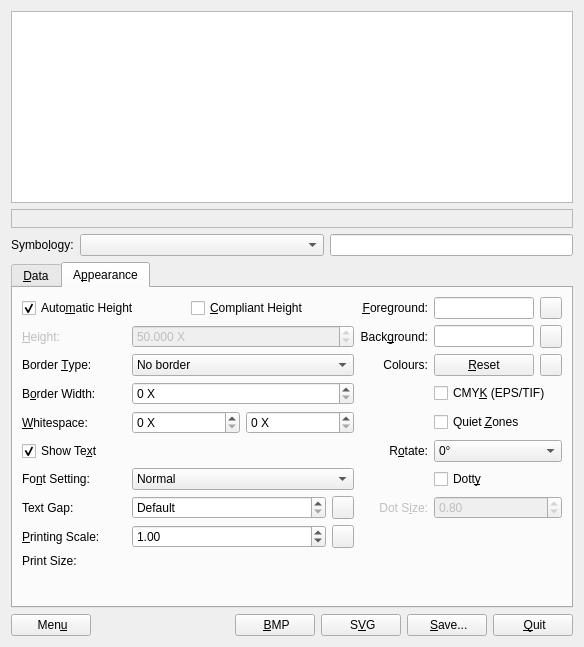
Old version of the form frontend_qt/mainWindow.ui in the repository zint/zint.
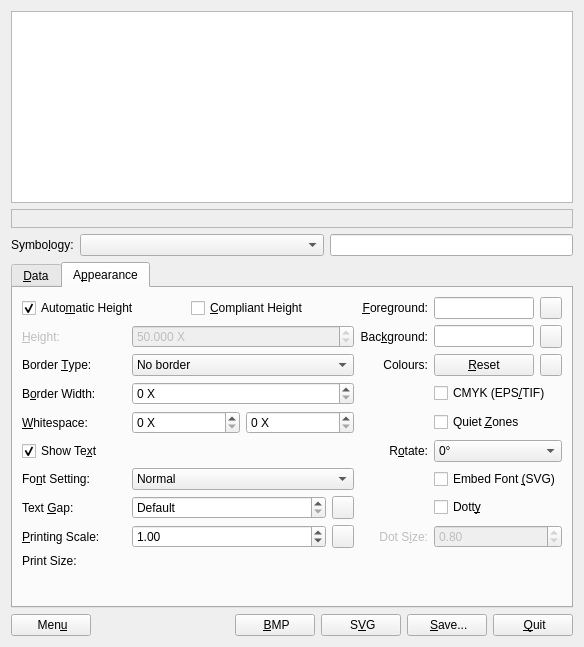
New version of the form. The open tabs and pages were chosen to show the change. Icons and pictures are not drawn.

Commit message: Actually change SVG font to "Arimo, Arial, sans-serif" ([607e4ed]) Allow `--embedfont` for non-EAN/UPC SVG also (& update GUI) SVG: add "fonts/normal_woff2.h"; use array syntax for it &   "fonts/upcean_woff2.h" to avoid large strings GUI: embed Arimo (via "fonts/normal_ttf.h"), same as OCRB Change textgap max 5X -> 10X README: make list of barcodes 2-col table for readability win32/README: note Visual Studio 2022 re CMake

```diff
--- a/frontend_qt/mainWindow.ui
+++ b/frontend_qt/mainWindow.ui
@@ -1887,7 +1887,7 @@
 (ignored if disabled)</string>
                </property>
                <property name="text">
-                <string>Text Gap:</string>
+                <string>Text &amp;Gap:</string>
                </property>
                <property name="alignment">
                 <set>Qt::AlignLeading|Qt::AlignLeft|Qt::AlignVCenter</set>
@@ -2089,7 +2089,7 @@
                 <string>Change colour of paper</string>
                </property>
                <property name="text">
-                <string>Back&amp;ground:</string>
+                <string>Bac&amp;kground:</string>
                </property>
                <property name="alignment">
                 <set>Qt::AlignRight|Qt::AlignTrailing|Qt::AlignVCenter</set>
@@ -2193,7 +2193,7 @@
                 <string>Use CMYK colour space in EPS/TIF output</string>
                </property>
                <property name="text">
-                <string>CMY&amp;K (EPS/TIF)</string>
+                <string>CMYK (EPS&amp;/TIF)</string>
                </property>
                <property name="checked">
                 <bool>false</bool>
@@ -2258,6 +2258,20 @@
               </widget>
              </item>
              <item row="6" column="4" colspan="2">
+              <widget class="QCheckBox" name="chkEmbedVectorFont">
+               <property name="toolTip">
+                <string>Embed font in SVG output
+(ignored if disabled)</string>
+               </property>
+               <property name="text">
+                <string>Embed Font &amp;(SVG)</string>
+               </property>
+               <property name="checked">
+                <bool>false</bool>
+               </property>
+              </widget>
+             </item>
+             <item row="7" column="4" colspan="2">
               <widget class="QCheckBox" name="chkDotty">
                <property name="toolTip">
                 <string>Use dots instead of squares for matrix symbols
@@ -2271,7 +2285,7 @@
                </property>
               </widget>
              </item>
-             <item row="7" column="3">
+             <item row="8" column="3">
               <widget class="QLabel" name="lblDotSize">
                <property name="enabled">
                 <bool>false</bool>
@@ -2291,7 +2305,7 @@
                </property>
               </widget>
              </item>
-             <item row="7" column="4" colspan="2">
+             <item row="8" column="4" colspan="2">
               <widget class="QDoubleSpinBox" name="spnDotSize">
                <property name="enabled">
                 <bool>false</bool>
```
Left out of the diff: 2 changed lines with no effect on the pictures. The commit also changes 83 other files.
